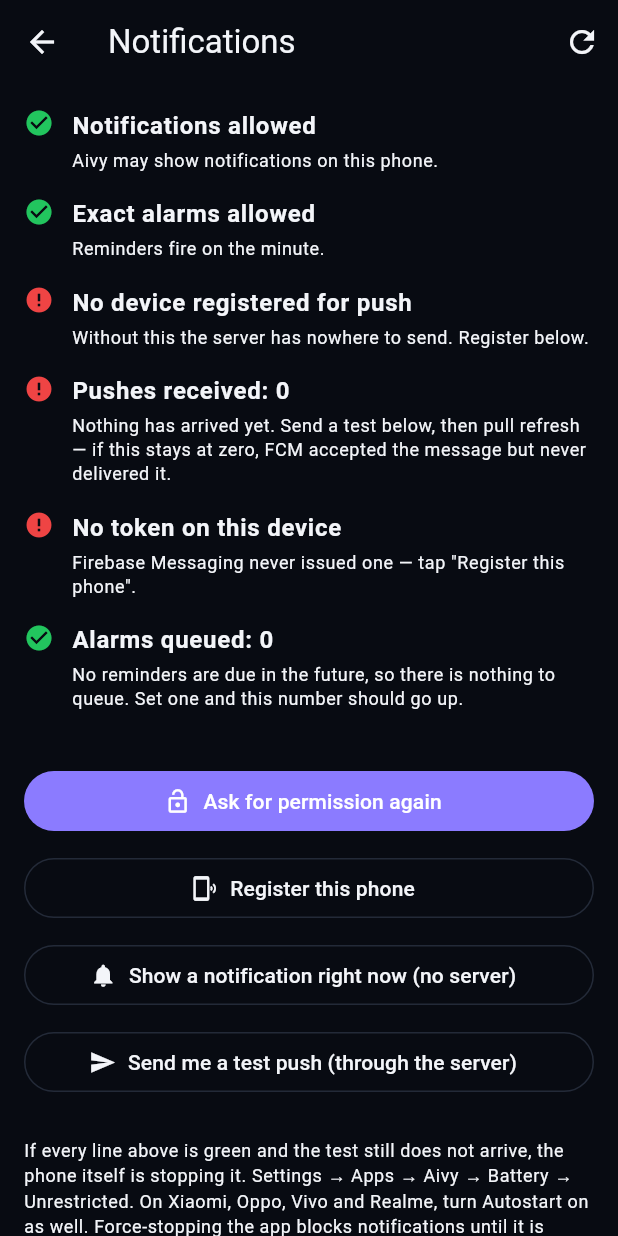
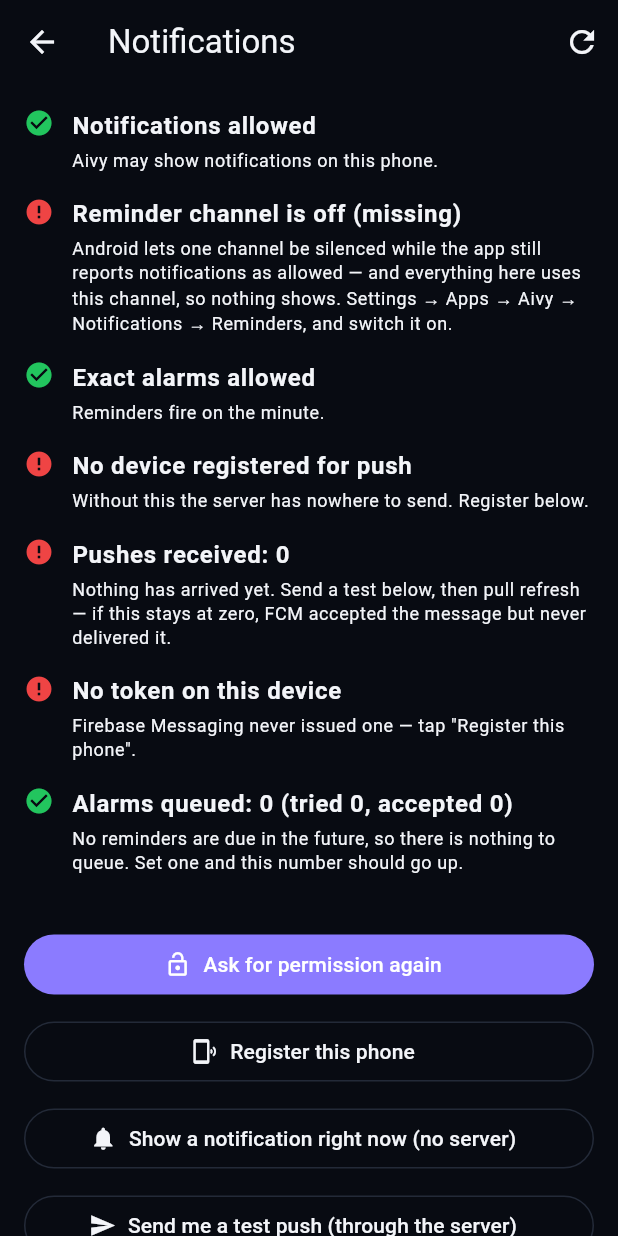
Before and after one commit to Satyam28041993/Aivy, a Flutter app: the screen it shows once a user with an empty profile is signed in, item 4 of the bottom bar chosen, after a tap on "Notification health", on a phone screen of 412 x 824 dp. Run offline on Flutter 3.47's test engine with Material 3 defaults, Android fonts, the phone set to English and light mode, and no system bars; our stand-ins replace audioplayers, cloud_firestore, cloud_functions, file_picker, firebase_auth, firebase_core and 9 more; missing offline and left inert: dart:html, excel, file_saver, firebase_app_check; accounts and stored records are empty.

Commit message:
fix(notifications): retire the channel that accepted everything and showed nothing
The health screen settled it: pushes received 4, and not one appeared. Delivery works. The failure is entirely in showing them - and the alarm half fails too, with reminders due and nothing queued. One thing is common to all of it: every notification this app makes goes through a single channel.

A channel's settings are fixed once Android creates it, so the only way to change one is a new id. v2 carried a raw-resource sound, and on some builds a channel whose sound will not resolve accepts a notification and draws nothing - which is this symptom exactly. A channel the user or the OS switched off behaves the same way and cannot be switched back on in code. A new id sidesteps both: v3, with no custom tone, taking the system's default sound, which always resolves. v2 is deleted so it stops appearing in Settings, and the server sends to v3 too.

The rest is so that the next failure explains itself. Every error in here went to debugPrint, which no one can read on a phone, so scheduling and showing now record what went wrong and the screen prints it. The channel's own state is a line of its own, since Android reports notifications as allowed while one channel inside is silenced. And the alarm line now shows how many reminders were tried against how many the OS accepted - 'queued: 0' meant either 'never ran' or 'refused every time', and those needed separating.

Co-Authored-By: Claude Opus 5 <noreply@anthropic.com>
Claude-Session: https://claude.ai/code/session_011FS19F9LdaJWhjoa2zBUDz

```diff
--- a/lib/core/notifications/notification_health_screen.dart
+++ b/lib/core/notifications/notification_health_screen.dart
@@ -2,6 +2,7 @@ import 'package:cloud_firestore/cloud_firestore.dart';
 import 'package:cloud_functions/cloud_functions.dart';
 import 'package:flutter/material.dart';
 
+import '../../features/reminders/data/reminder_alarm_sync.dart';
 import 'notification_service.dart';
 import 'push_registration.dart';
 
@@ -87,19 +88,25 @@ class _NotificationHealthScreenState extends State<NotificationHealthScreen> {
   /// says "sent" and nothing appears, either FCM never delivered it or this
   /// phone cannot draw a notification at all. This answers that on its own.
   Future<void> _showLocal() async {
-    await NotificationService.instance.showReminderNow(
-      title: 'Aivy local test',
-      body: 'Drawn by the app itself, with no server involved.',
-      tag: 'local_test',
-    );
+    String outcome;
+    try {
+      await NotificationService.instance.showReminderNow(
+        title: 'Aivy local test',
+        body: 'Drawn by the app itself, with no server involved.',
+        tag: 'local_test',
+      );
+      outcome = 'Android accepted it without complaint. If nothing appeared, '
+          'the channel above is what to look at — that is the only thing left '
+          'between here and the screen.';
+    } catch (e) {
+      // The failure that used to vanish into a debug log.
+      outcome = 'Android refused it: $e';
+    }
     if (!mounted) {
       return;
     }
-    setState(() {
-      _result = 'Asked Android to show a notification right now. If this one '
-          'does not appear either, the problem is on the phone, not in '
-          'delivery.';
-    });
+    setState(() => _result = outcome);
+    await _refresh();
   }
 
   Future<void> _sendTest() async {
@@ -176,6 +183,18 @@ class _NotificationHealthScreenState extends State<NotificationHealthScreen> {
                       'not a payment alert. This is the usual reason for silence.',
             ),
             _Check(
+              ok: h.channelEnabled,
+              title: h.channelEnabled
+                  ? 'Reminder channel is on (${h.channelState})'
+                  : 'Reminder channel is off (${h.channelState})',
+              detail: h.channelEnabled
+                  ? 'Alarms and pushes both go through this one channel.'
+                  : 'Android lets one channel be silenced while the app still '
+                      'reports notifications as allowed — and everything here '
+                      'uses this channel, so nothing shows. Settings → Apps → '
+                      'Aivy → Notifications → Reminders, and switch it on.',
+            ),
+            _Check(
               ok: h.canScheduleExactAlarms,
               title: h.canScheduleExactAlarms
                   ? 'Exact alarms allowed'
@@ -218,7 +237,9 @@ class _NotificationHealthScreenState extends State<NotificationHealthScreen> {
             ),
             _Check(
               ok: h.scheduledCount >= _pendingReminders,
-              title: 'Alarms queued: ${h.scheduledCount}',
+              title: 'Alarms queued: ${h.scheduledCount} '
+                  '(tried ${ReminderAlarmSync.seen}, '
+                  'accepted ${ReminderAlarmSync.queued})',
               detail: _pendingReminders == 0
                   ? 'No reminders are due in the future, so there is nothing to '
                       'queue. Set one and this number should go up.'
@@ -254,6 +275,16 @@ class _NotificationHealthScreenState extends State<NotificationHealthScreen> {
           if (_result != null) ...[
             const SizedBox(height: 14),
             Text(_result!),
+          ],
+          if (NotificationService.lastError != null) ...[
+            const SizedBox(height: 14),
+            Text(
+              'Last error — ${NotificationService.lastError}',
+              style: Theme.of(context)
+                  .textTheme
+                  .bodySmall
+                  ?.copyWith(color: const Color(0xFFEF4444), height: 1.35),
+            ),
           ],
           const SizedBox(height: 26),
           Text(
--- a/lib/core/notifications/notification_service.dart
+++ b/lib/core/notifications/notification_service.dart
@@ -15,6 +15,8 @@ class NotificationHealth {
     required this.notificationsEnabled,
     required this.canScheduleExactAlarms,
     required this.scheduledCount,
+    this.channelEnabled = true,
+    this.channelState = 'unknown',
   });
 
   /// False on web, where none of this exists.
@@ -31,7 +33,17 @@ class NotificationHealth {
   /// reminders. Zero with reminders pending means they were never scheduled.
   final int scheduledCount;
 
-  bool get healthy => supported && notificationsEnabled;
+  /// Android lets a single channel be silenced while the app as a whole still
+  /// reports notifications as allowed. Everything here — the alarm, the push,
+  /// the local test — goes through one channel, so this is the difference
+  /// between "blocked" and "nothing was sent".
+  final bool channelEnabled;
+
+  /// Whatever the OS calls this channel's importance, for when it is neither
+  /// plainly on nor plainly off.
+  final String channelState;
+
+  bool get healthy => supported && notificationsEnabled && channelEnabled;
 }
 
 /// Thin wrapper around `flutter_local_notifications` that exposes a single
@@ -45,17 +57,31 @@ class NotificationService {
 
   static final NotificationService instance = NotificationService._();
 
-  /// New id (v2) so Android recreates the channel: channel sound/vibration
-  /// cannot be changed after the first create on many devices.
-  static const String _reminderChannelId = 'aivy_reminders_v2';
+  /// The last thing that went wrong, kept so the health screen can show it.
+  /// Every failure in here used to go to debugPrint, which is invisible on a
+  /// phone — so a notification that never appeared had no explanation at all.
+  static String? lastError;
+
+  static void _note(Object error, String where) {
+    lastError = '$where: $error';
+    debugPrint('NotificationService: $where: $error');
+  }
+
+  /// v3, and deliberately without a custom sound.
+  ///
+  /// A channel's settings are fixed once Android has created it, so the only
+  /// way to change one is a new id. v2 carried a raw-resource sound, and on
+  /// some builds a channel whose sound URI will not resolve accepts
+  /// notifications and shows nothing — which is exactly the symptom here:
+  /// pushes arriving, the app reporting no error, and a silent screen. A
+  /// channel that is off cannot be switched back on in code either, and a new
+  /// id starts on. This drops the custom tone and takes the system's default
+  /// notification sound, which always resolves.
+  static const String _reminderChannelId = 'aivy_reminders_v3';
+  static const String _retiredReminderChannelId = 'aivy_reminders_v2';
   static const String _reminderChannelName = 'Reminders';
   static const String _reminderChannelDescription =
       'Scheduled reminders created from Aivy conversations.';
-
-  /// Bundled under `android/app/src/main/res/raw/aivy_reminder.mp3` so the
-  /// tone plays even when the system default notification sound is silent.
-  static const AndroidNotificationSound _reminderAndroidSound =
-      RawResourceAndroidNotificationSound('aivy_reminder');
 
   static const String _nudgeChannelId = 'aivy_nudges';
   static const String _nudgeChannelName = 'Aivy Nudges';
@@ -201,7 +227,6 @@ class NotificationService {
       category: AndroidNotificationCategory.reminder,
       subText: subtitle,
       playSound: true,
-      sound: _reminderAndroidSound,
     );
     final details = NotificationDetails(
       android: androidDetailsWithSubtitle,
@@ -219,14 +244,11 @@ class NotificationService {
         androidScheduleMode: AndroidScheduleMode.exactAllowWhileIdle,
         payload: reminderId,
       );
-    } on PlatformException catch (error, stackTrace) {
+    } on PlatformException catch (error) {
       // On Android 12+ exact alarms may be denied by the user. Fall back to
       // an inexact schedule so the reminder still fires, just not guaranteed
       // to the minute.
-      debugPrint(
-        'NotificationService: exact alarm rejected for "$reminderId" '
-        '($error). Falling back to inexact schedule.\n$stackTrace',
-      );
+      _note(error, 'exact alarm refused for "$reminderId", using inexact');
       await _plugin.zonedSchedule(
         notificationId,
         title,
@@ -236,6 +258,11 @@ class NotificationService {
         androidScheduleMode: AndroidScheduleMode.inexactAllowWhileIdle,
         payload: reminderId,
       );
+    } catch (error) {
+      // Anything else means no alarm was queued at all, which is the failure
+      // that leaves "alarms queued: 0" with reminders still due.
+      _note(error, 'scheduling "$reminderId"');
+      rethrow;
     }
   }
 
@@ -264,7 +291,6 @@ class NotificationService {
       category: AndroidNotificationCategory.reminder,
       subText: subtitle,
       playSound: true,
-      sound: _reminderAndroidSound,
     );
     final darwinDetails = DarwinNotificationDetails(
       presentAlert: true,
@@ -284,11 +310,9 @@ class NotificationService {
         ),
         payload: tag,
       );
-    } catch (error, stackTrace) {
-      debugPrint(
-        'NotificationService: failed to show reminder "$tag": '
-        '$error\n$stackTrace',
-      );
+    } catch (error) {
+      _note(error, 'showing "$tag"');
+      rethrow;
     }
   }
 
@@ -313,6 +337,8 @@ class NotificationService {
 
     var enabled = true;
     var exact = true;
+    var channelOn = true;
+    var channelState = 'not applicable';
     if (Platform.isAndroid) {
       final android = _plugin
           .resolvePlatformSpecificImplementation<
@@ -320,13 +346,39 @@ class NotificationService {
           >();
       enabled = await android?.areNotificationsEnabled() ?? false;
       exact = await android?.canScheduleExactNotifications() ?? false;
+
+      try {
+        final channels = await android?.getNotificationChannels() ?? [];
+        final mine = channels
+            .where((c) => c.id == _reminderChannelId)
+            .toList(growable: false);
+        if (mine.isEmpty) {
+          channelOn = false;
+          channelState = 'missing';
+        } else {
+          // Importance is a value class here, not an enum, so it is compared
+          // and reported by its number. Zero is a channel switched off.
+          final importance = mine.first.importance.value;
+          channelOn = importance > Importance.none.value;
+          channelState = switch (importance) {
+            <= 0 => 'off',
+            1 => 'minimum',
+            2 => 'low',
+            3 => 'default (silent pop-up)',
+            _ => 'high',
+          };
+        }
+      } catch (error) {
+        _note(error, 'reading channels');
+        channelState = 'could not read';
+      }
     }
 
     var pending = 0;
     try {
       pending = (await _plugin.pendingNotificationRequests()).length;
     } catch (error) {
-      debugPrint('NotificationService: could not read pending: $error');
+      _note(error, 'reading queued alarms');
     }
 
     return NotificationHealth(
@@ -334,6 +386,8 @@ class NotificationService {
       notificationsEnabled: enabled,
       canScheduleExactAlarms: exact,
       scheduledCount: pending,
+      channelEnabled: channelOn,
+      channelState: channelState,
     );
   }
 
@@ -370,10 +424,16 @@ class NotificationService {
       description: _reminderChannelDescription,
       importance: Importance.high,
       playSound: true,
-      sound: _reminderAndroidSound,
       enableVibration: true,
     );
     await androidPlugin.createNotificationChannel(channel);
+    // The old channel would otherwise sit in Settings forever, and a user
+    // looking for "Reminders" could well find the dead one.
+    try {
+      await androidPlugin.deleteNotificationChannel(_retiredReminderChannelId);
+    } catch (error) {
+      _note(error, 'removing the old channel');
+    }
   }
 
   Future<void> _ensureNudgeChannel() async {
--- a/lib/features/reminders/data/reminder_alarm_sync.dart
+++ b/lib/features/reminders/data/reminder_alarm_sync.dart
@@ -86,6 +86,14 @@ String _firstText(Map<String, dynamic> data, List<String> keys) {
 /// every pending reminder and schedules one for each, which also repairs a
 /// reminder made on another device, or before the app was reinstalled.
 class ReminderAlarmSync {
+  /// Reminders this has seen, and alarms it managed to queue.
+  ///
+  /// "Alarms queued: 0" means two very different things — that this never ran,
+  /// or that it ran and every attempt was refused — and from a phone they look
+  /// the same. These separate them.
+  static int seen = 0;
+  static int queued = 0;
+
   ReminderAlarmSync({
     FirebaseFirestore? firestore,
     NotificationService? notifications,
@@ -133,6 +141,7 @@ class ReminderAlarmSync {
         continue;
       }
       live.add(alarm.id);
+      seen++;
       // Same reminder, same minute — the alarm standing on the OS is correct.
       if (_scheduled[alarm.id] == alarm.whenMs) {
         continue;
@@ -147,6 +156,7 @@ class ReminderAlarmSync {
           scheduledTime: DateTime.fromMillisecondsSinceEpoch(alarm.whenMs),
           reminderId: alarm.id,
         );
+        queued++;
       } catch (e) {
         debugPrint('ReminderAlarmSync: could not schedule ${alarm.id}: $e');
         _scheduled.remove(alarm.id);
```
Also changed, not shown: 2 other files.
